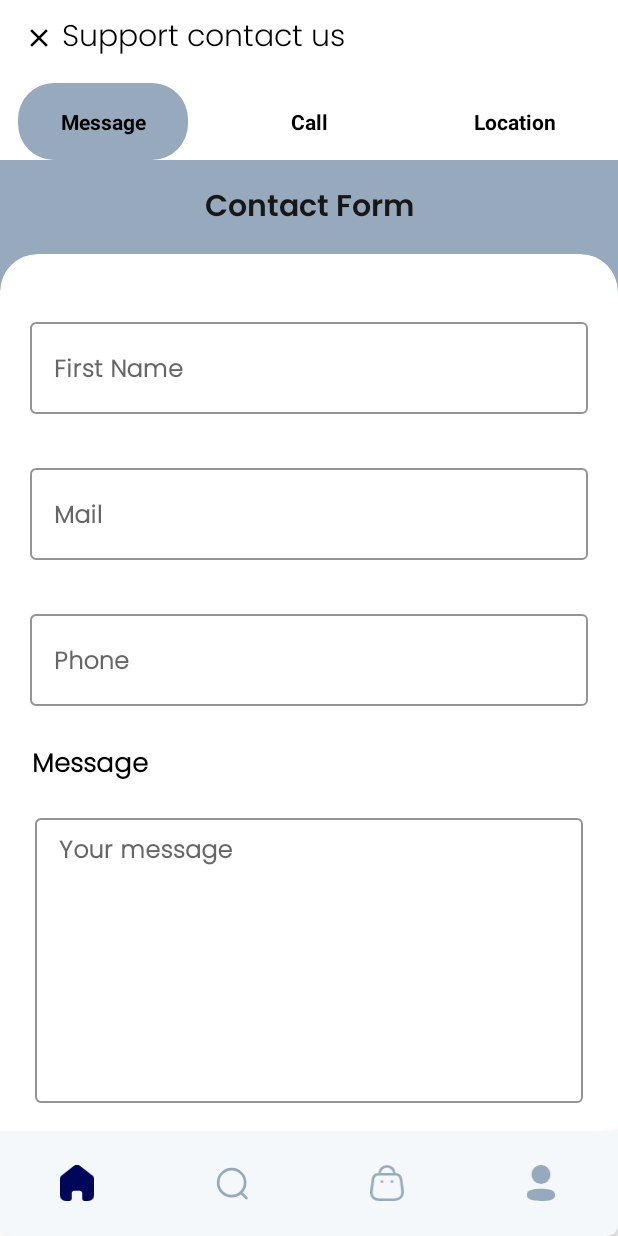
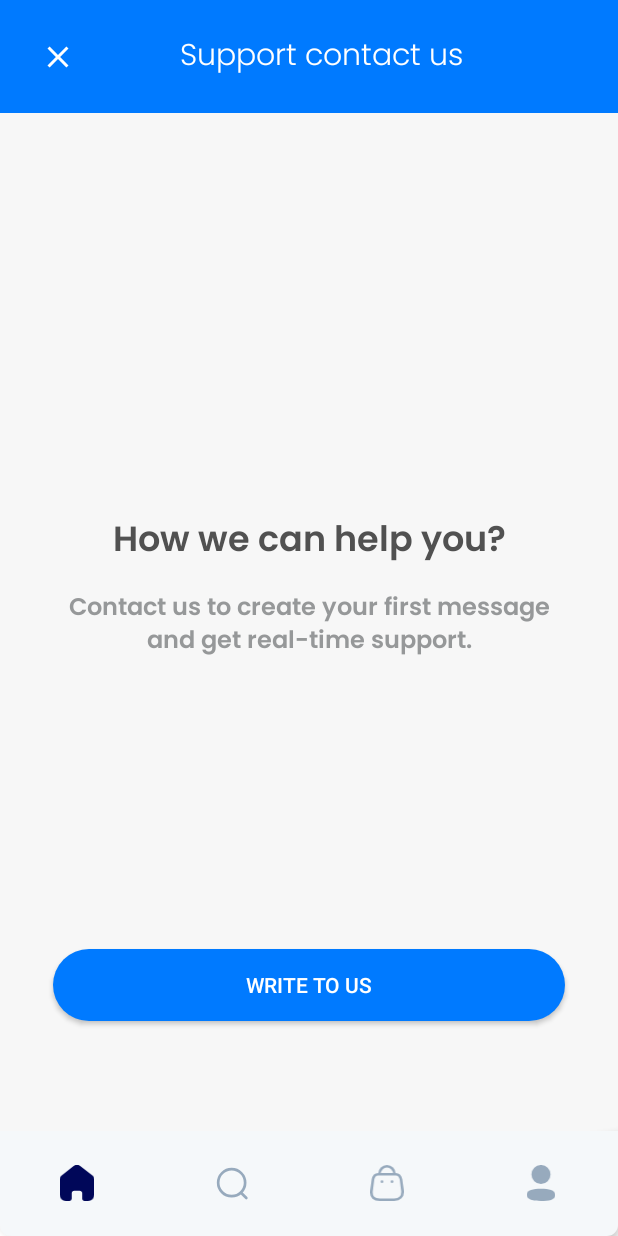
Before and after one commit to OlehTsom/OnlineShop, an Android app: the SupportFragment screen opened through its navigation route, on a phone screen of 412 x 824 dp. Run offline under Robolectric (Android 15) with nearby library versions, the phone set to English and light mode, and no system bars; our stand-ins replace Firebase (no records; nobody signed in at launch, a user with empty details on screens opened directly), navigation-ui; libraries missing offline, so code that uses them is left out: org.kodein.di; plain views replace CircularProgressButton; 10 statements that could not run were skipped.

Commit message:
Completely changed the markup into two fragments, for Support, configured UI xml

```diff
--- a/app/src/main/java/com/example/onlineshop/fragments/settings/SupportFragment.kt
+++ b/app/src/main/java/com/example/onlineshop/fragments/settings/SupportFragment.kt
@@ -1,22 +1,11 @@
 package com.example.onlineshop.fragments.settings
 
-import android.content.ActivityNotFoundException
-import android.content.Intent
-import android.net.Uri
 import android.os.Bundle
 import android.view.LayoutInflater
 import android.view.View
 import android.view.ViewGroup
-import android.widget.TextView
-import android.widget.Toast
 import androidx.fragment.app.Fragment
-import com.example.onlineshop.R
-import com.example.onlineshop.adapters.HomeViewpagerAdapter
 import com.example.onlineshop.databinding.FragmentSupportBinding
-import com.example.onlineshop.fragments.settings.supportSections.CallSupportFragment
-import com.example.onlineshop.fragments.settings.supportSections.LocationSupportFragment
-import com.example.onlineshop.fragments.settings.supportSections.MessageSupportFragment
-import com.google.android.material.tabs.TabLayoutMediator
 
 class SupportFragment : Fragment() {
     lateinit var binding: FragmentSupportBinding
@@ -33,27 +22,7 @@ class SupportFragment : Fragment() {
     override fun onViewCreated(view: View, savedInstanceState: Bundle?) {
         super.onViewCreated(view, savedInstanceState)
 
-        val supportListFragment = arrayListOf<Fragment>(
-            MessageSupportFragment(),
-            CallSupportFragment(),
-            LocationSupportFragment()
-        )
 
-        val viewPager2Adapter = HomeViewpagerAdapter(supportListFragment,childFragmentManager,lifecycle)
-        binding.viewPagerSupport.adapter = viewPager2Adapter
-        TabLayoutMediator(binding.tabLayoutSupportFragment,binding.viewPagerSupport){tab, position ->
-            when(position){
-                0 -> tab.text = getString(R.string.message_support_tab_layout)
-                1 -> tab.text = getString(R.string.call_support_tab_layout)
-                2 -> tab.text = getString(R.string.location_support_tab_layout)
-            }
-
-        }.attach()
-
-        for (i in 0..3){
-            val textView = LayoutInflater.from(requireContext()).inflate(R.layout.tab_title,null) as TextView
-            binding.tabLayoutSupportFragment.getTabAt(i)?.customView = textView
-        }
 
     }
 }
--- a/app/src/main/java/com/example/onlineshop/fragments/settings/supportSections/CallSupportFragment.kt
+++ /dev/null
@@ -1,7 +0,0 @@
-package com.example.onlineshop.fragments.settings.supportSections
-
-import androidx.fragment.app.Fragment
-import com.example.onlineshop.R
-
-class CallSupportFragment : Fragment(R.layout.fragment_support_call) {
-}
--- a/app/src/main/java/com/example/onlineshop/fragments/settings/supportSections/LocationSupportFragment.kt
+++ /dev/null
@@ -1,7 +0,0 @@
-package com.example.onlineshop.fragments.settings.supportSections
-
-import androidx.fragment.app.Fragment
-import com.example.onlineshop.R
-
-class LocationSupportFragment : Fragment(R.layout.fragment_support_location) {
-}
--- /dev/null
+++ b/app/src/main/res/drawable/corner_radius_button.xml
@@ -0,0 +1,24 @@
+<?xml version="1.0" encoding="utf-8"?>
+<selector xmlns:android="http://schemas.android.com/apk/res/android" >
+    <item android:state_pressed="true" >
+        <shape android:shape="rectangle"  >
+            <corners android:radius="25dip" />
+            <stroke android:width="0dip" android:color="@color/light_blue" />
+            <gradient android:angle="-90" android:startColor="@color/light_blue" android:endColor="@color/light_blue"  />
+        </shape>
+    </item>
+    <item android:state_focused="true">
+        <shape android:shape="rectangle"  >
+            <corners android:radius="25dip" />
+            <stroke android:width="0dip" android:color="@color/light_blue" />
+            <solid android:color="@color/light_blue"/>
+        </shape>
+    </item>
+    <item >
+        <shape android:shape="rectangle"  >
+            <corners android:radius="25dip" />
+            <stroke android:width="0dip" android:color="@color/light_blue" />
+            <gradient android:angle="-90" android:startColor="@color/light_blue" android:endColor="@color/light_blue" />
+        </shape>
+    </item>
+</selector>
--- a/app/src/main/res/layout/fragment_support.xml
+++ b/app/src/main/res/layout/fragment_support.xml
@@ -1,14 +1,18 @@
 <?xml version="1.0" encoding="utf-8"?>
 <androidx.constraintlayout.widget.ConstraintLayout xmlns:android="http://schemas.android.com/apk/res/android"
     xmlns:app="http://schemas.android.com/apk/res-auto"
+    xmlns:tools="http://schemas.android.com/tools"
     android:layout_width="match_parent"
-    android:layout_height="match_parent">
+    android:layout_height="match_parent"
+    android:background="@color/white_so_litel_grey">
 
     <androidx.appcompat.widget.Toolbar
         android:id="@+id/toolbarSupport"
         android:layout_width="match_parent"
-        android:layout_height="50dp"
+        android:layout_height="75dp"
+        android:background="@color/light_blue"
         app:layout_constraintEnd_toEndOf="parent"
+        app:layout_constraintHorizontal_bias="0.0"
         app:layout_constraintStart_toStartOf="parent"
         app:layout_constraintTop_toTopOf="parent">
 
@@ -20,26 +24,26 @@
 
             <ImageView
                 android:id="@+id/imageCloseSupportFrag"
-                android:layout_width="20dp"
-                android:layout_height="20dp"
+                android:layout_width="45dp"
+                android:layout_height="45dp"
                 android:scaleType="centerInside"
                 android:src="@drawable/ic_close"
                 app:layout_constraintBottom_toBottomOf="parent"
                 app:layout_constraintStart_toStartOf="parent"
                 app:layout_constraintTop_toTopOf="parent"
-                app:tint="@color/black" />
+                app:tint="@color/white" />
 
 
             <TextView
                 android:layout_width="wrap_content"
                 android:layout_height="wrap_content"
-                android:layout_marginStart="25dp"
                 android:fontFamily="@font/poppins_light"
                 android:text="Support contact us"
-                android:textColor="@color/black"
+                android:textColor="@color/white"
                 android:textSize="20sp"
                 app:layout_constraintBottom_toBottomOf="@id/imageCloseSupportFrag"
-                app:layout_constraintStart_toStartOf="@id/imageCloseSupportFrag"
+                app:layout_constraintEnd_toEndOf="parent"
+                app:layout_constraintStart_toStartOf="parent"
                 app:layout_constraintTop_toTopOf="@id/imageCloseSupportFrag" />
 
         </androidx.constraintlayout.widget.ConstraintLayout>
@@ -54,26 +58,70 @@
         app:layout_constraintStart_toStartOf="parent"
         app:layout_constraintTop_toBottomOf="@+id/toolbarSupport">
 
-        <com.google.android.material.tabs.TabLayout
-            android:id="@+id/tabLayoutSupportFragment"
-            android:layout_width="match_parent"
-            android:layout_height="wrap_content"
-            app:tabMode="fixed"
-            android:layout_marginTop="5dp"
-            app:tabIndicator="@null"
-            app:tabRippleColor="@null"
-            app:tabSelectedTextColor="@color/black"
-            app:tabTextAppearance="@style/tabLayout_text" />
+
 
     </androidx.cardview.widget.CardView>
 
-    <androidx.viewpager2.widget.ViewPager2
-        android:id="@+id/viewPagerSupport"
-        android:layout_width="0dp"
-        android:layout_height="0dp"
-        app:layout_constraintTop_toBottomOf="@+id/cardTabLayoutSupportFragment"
+
+    <LinearLayout
+        android:id="@+id/linearLayout"
+        android:layout_width="match_parent"
+        android:layout_height="wrap_content"
+        android:layout_marginStart="35dp"
+        android:layout_marginEnd="35dp"
+        android:background="@color/white_so_litel_grey"
+        android:orientation="vertical"
+        app:layout_constraintBottom_toBottomOf="parent"
         app:layout_constraintEnd_toEndOf="parent"
         app:layout_constraintStart_toStartOf="parent"
-        app:layout_constraintBottom_toBottomOf="parent"/>
+        app:layout_constraintTop_toBottomOf="@+id/toolbarSupport"
+        app:layout_constraintVertical_bias="0.45">
+
+        <TextView
+            android:id="@+id/tvHowICanHelpYou"
+            android:layout_width="match_parent"
+            android:layout_height="wrap_content"
+            android:layout_marginTop="10dp"
+            android:fontFamily="@font/poppins_thin"
+            android:gravity="center"
+            android:padding="5dp"
+            android:text="How we can help you?"
+            android:textColor="@color/g_gray700My"
+            android:textSize="23dp"
+            android:textStyle="bold" />
+
+        <TextView
+            android:id="@+id/tvHowICanHelp"
+            android:layout_width="match_parent"
+            android:layout_height="wrap_content"
+            android:fontFamily="@font/poppins_thin"
+            android:gravity="center"
+            android:padding="5dp"
+            android:text="Contact us to create your first message and get real-time support."
+            android:textColor="@color/g_gray500"
+            android:textSize="16dp" />
+
+
+    </LinearLayout>
+
+
+    <androidx.appcompat.widget.AppCompatButton
+        android:layout_width="0dp"
+        android:layout_height="wrap_content"
+        android:layout_gravity="center"
+        android:background="@drawable/corner_radius_button"
+        android:bottomLeftRadius="50dp"
+        android:bottomRightRadius="50dp"
+        android:text="Write to us"
+        android:textColor="@color/white"
+        android:topLeftRadius="10dp"
+        android:topRightRadius="10dp"
+        app:layout_constraintBottom_toBottomOf="parent"
+        app:layout_constraintEnd_toEndOf="@+id/linearLayout"
+        app:layout_constraintHorizontal_bias="0.0"
+        app:layout_constraintStart_toStartOf="@+id/linearLayout"
+        app:layout_constraintTop_toBottomOf="@+id/linearLayout"
+        app:layout_constraintVertical_bias="0.717" />
+
 
 </androidx.constraintlayout.widget.ConstraintLayout>
--- a/app/src/main/res/layout/fragment_support_message.xml
+++ b/app/src/main/res/layout/fragment_support_message.xml
@@ -4,7 +4,6 @@
     android:layout_height="wrap_content"
     xmlns:app="http://schemas.android.com/apk/res-auto"
     xmlns:tools="http://schemas.android.com/tools"
-    android:background="@color/g_blue_gray200"
     android:fillViewport="true">
 
         <androidx.constraintlayout.widget.ConstraintLayout
@@ -13,32 +12,56 @@
 
 
 
-                <TextView
-                    android:id="@+id/tvContactForm"
-                    style="@style/h4"
+                <androidx.appcompat.widget.Toolbar
+                    android:id="@+id/toolbarSupport"
                     android:layout_width="match_parent"
-                    android:layout_height="wrap_content"
-                    android:gravity="center"
-                    android:layout_marginTop="10dp"
-                    android:padding="5dp"
-                    android:text="Contact Form"
-                    android:textSize="20dp"
-                    android:textStyle="bold"
+                    android:layout_height="75dp"
+                    android:background="@color/light_blue"
                     app:layout_constraintEnd_toEndOf="parent"
                     app:layout_constraintStart_toStartOf="parent"
-                    app:layout_constraintTop_toTopOf="parent" />
+                    app:layout_constraintTop_toTopOf="parent">
+
+                        <androidx.constraintlayout.widget.ConstraintLayout
+                            android:layout_width="match_parent"
+                            android:layout_height="match_parent">
+
+
+                                <ImageView
+                                    android:id="@+id/imageCloseSupportFrag"
+                                    android:layout_width="45dp"
+                                    android:layout_height="45dp"
+                                    android:scaleType="centerInside"
+                                    android:src="@drawable/arrow_back"
+                                    app:layout_constraintBottom_toBottomOf="parent"
+                                    app:layout_constraintStart_toStartOf="parent"
+                                    app:layout_constraintTop_toTopOf="parent"
+                                    app:tint="@color/white" />
+
+
+                                <TextView
+                                    android:layout_width="wrap_content"
+                                    android:layout_height="wrap_content"
+                                    android:fontFamily="@font/poppins_light"
+                                    android:text="Support contact us"
+                                    android:textColor="@color/white"
+                                    android:textSize="20sp"
+                                    app:layout_constraintStart_toStartOf="parent"
+                                    app:layout_constraintBottom_toBottomOf="@id/imageCloseSupportFrag"
+                                    app:layout_constraintEnd_toEndOf="parent"
+                                    app:layout_constraintTop_toTopOf="@id/imageCloseSupportFrag" />
+
+                        </androidx.constraintlayout.widget.ConstraintLayout>
+
+                </androidx.appcompat.widget.Toolbar>
 
                 <androidx.cardview.widget.CardView
                     android:layout_width="match_parent"
                     android:layout_height="wrap_content"
-                    android:layout_marginTop="8dp"
-                    android:layout_marginBottom="-25dp"
-                    app:cardCornerRadius="25dp"
                     app:cardElevation="0dp"
                     app:layout_constraintBottom_toBottomOf="parent"
                     app:layout_constraintEnd_toEndOf="parent"
                     app:layout_constraintStart_toStartOf="parent"
-                    app:layout_constraintTop_toBottomOf="@+id/tvContactForm"
+                    app:layout_constraintTop_toBottomOf="@+id/toolbarSupport"
                     app:layout_constraintVertical_bias="0.26">
 
                         <LinearLayout
@@ -171,7 +194,7 @@
                                     android:layout_marginTop="25dp"
                                     android:layout_marginEnd="25dp"
                                     android:layout_marginBottom="40dp"
-                                    android:background="@drawable/blue_background"
+                                    android:background="@drawable/corner_radius_button"
                                     android:fontFamily="@font/poppins_light"
                                     android:text="Send"
                                     android:textAllCaps="false"
--- a/app/src/main/res/values/colors.xml
+++ b/app/src/main/res/values/colors.xml
@@ -26,4 +26,6 @@
     <color name="g_green">#11FF00</color>
     <color name="selected_color">#FF0000</color>
     <color name="unselected_color">#00FF00</color>
+    <color name="light_blue">#007aff</color>
+    <color name="white_so_litel_grey">#f7f7f7</color>
 </resources>
```
